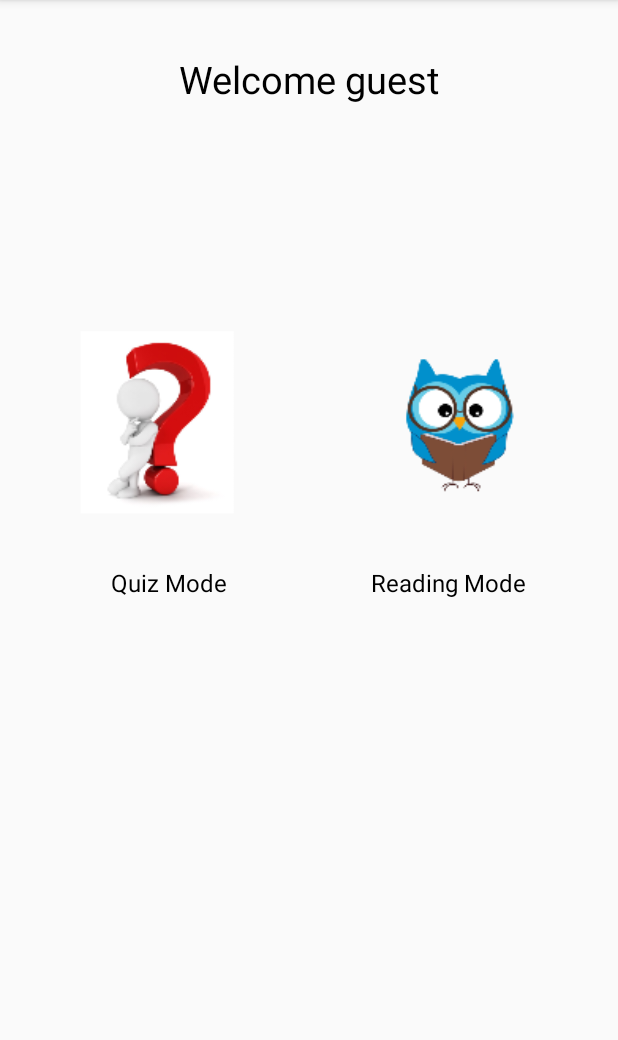
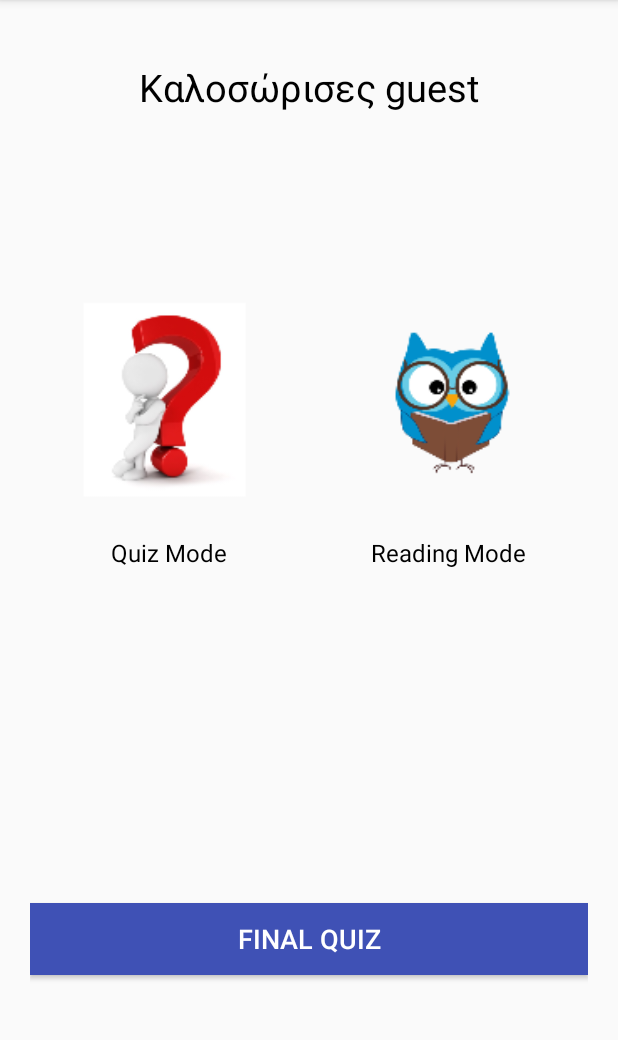
Before and after one commit to MMarnerou/PlayWithPlanetsApp, an Android app: the Modes screen opened directly, with no data from a screen before it, on a phone screen of 412 x 824 dp, the part 84-1124 px from its top. Run offline under Robolectric (Android 15) with nearby library versions, the phone set to English and light mode, and no system bars.

Commit message:
Final Quiz added to app

```diff
--- a/app/src/main/java/com/example/mariamarnerou/testapp/Modes.java
+++ b/app/src/main/java/com/example/mariamarnerou/testapp/Modes.java
@@ -1,9 +1,10 @@
 package com.example.mariamarnerou.testapp;
 
 import android.content.Intent;
+import android.os.Bundle;
 import android.support.v7.app.AppCompatActivity;
-import android.os.Bundle;
 import android.view.View;
+import android.widget.Button;
 import android.widget.ImageButton;
 import android.widget.TextView;
 
@@ -11,6 +12,7 @@ public class Modes extends AppCompatActivity {
     TextView txtUser;
     String username;
     ImageButton btnReading, btnQuiz;
+    Button btnFinal;
 
     @Override
     protected void onCreate(Bundle savedInstanceState) {
@@ -26,7 +28,7 @@ public class Modes extends AppCompatActivity {
         }
 
         txtUser = findViewById(R.id.welcome);
-        txtUser.setText("Welcome " + username);
+        txtUser.setText("Καλοσώρισες " + username);
         // End Welcome label
 
         btnReading = findViewById(R.id.readingBtn);
@@ -46,5 +48,14 @@ public class Modes extends AppCompatActivity {
                 startActivity(quizIntent);
             }
         });
+
+        btnFinal = findViewById(R.id.finalBtn);
+        btnFinal.setOnClickListener(new View.OnClickListener() {
+            @Override
+            public void onClick(View view) {
+                Intent quizIntent = new Intent(Modes.this, FinalQuiz.class);
+                startActivity(quizIntent);
+            }
+        });
     }
 }
--- a/app/src/main/java/com/example/mariamarnerou/testapp/NewAccount.java
+++ b/app/src/main/java/com/example/mariamarnerou/testapp/NewAccount.java
@@ -87,7 +87,5 @@ public class NewAccount extends AppCompatActivity {
     }
 
     private void verifyUsername(String usrnm) {//return 1 or 0 if the username exist or not in database
-
-
     }
 }
--- a/app/src/main/res/layout/activity_game_mode.xml
+++ b/app/src/main/res/layout/activity_game_mode.xml
@@ -95,8 +95,7 @@
             android:layout_width="0dp"
             android:layout_height="match_parent"
             android:layout_weight="1"
-            android:background="@mipmap/iliosimg"
-            android:onClick="planetChoice"/>
+            android:background="@mipmap/iliosimg" />
 
     </LinearLayout>
 
--- a/app/src/main/res/layout/activity_modes.xml
+++ b/app/src/main/res/layout/activity_modes.xml
@@ -3,30 +3,31 @@
     xmlns:tools="http://schemas.android.com/tools"
     android:layout_width="match_parent"
     android:layout_height="match_parent"
+    android:orientation="vertical"
     android:padding="20dp"
-    android:orientation="vertical"
     tools:context="com.example.mariamarnerou.testapp.Modes">
 
     <LinearLayout
         android:layout_width="match_parent"
         android:layout_height="match_parent"
-        android:layout_weight="3">
+        android:layout_weight="7">
 
         <TextView
             android:id="@+id/welcome"
             android:layout_width="match_parent"
-            android:layout_height="match_parent"
-            android:text="Welcome"
-            android:textSize="25dp"
-            android:paddingTop="15dp"
+            android:layout_height="wrap_content"
+            android:layout_marginTop="15dp"
+            android:paddingTop="5dp"
+            android:text="Καλωσόρισες "
+            android:textAlignment="center"
             android:textColor="#000"
-            android:textAlignment="center"/>
+            android:textSize="25dp" />
     </LinearLayout>
 
     <LinearLayout
         android:layout_width="match_parent"
         android:layout_height="match_parent"
-        android:layout_weight="1"
+        android:layout_weight="4"
         android:orientation="horizontal">
 
         <LinearLayout
@@ -38,21 +39,19 @@
             <ImageButton
                 android:id="@+id/guizBtn"
                 android:layout_width="match_parent"
-                android:layout_height="160dp"
-                android:layout_marginRight="15dp"
-                android:elevation="0dp"
-                android:layout_marginEnd="15dp"
+                android:layout_height="170dp"
+                android:layout_marginRight="5dp"
                 android:background="@mipmap/quiz_foreground" />
 
             <TextView
                 android:id="@+id/quiz"
-                android:paddingTop="15dp"
                 android:layout_width="match_parent"
                 android:layout_height="match_parent"
+                android:paddingTop="5dp"
                 android:text="Quiz Mode"
-                android:textSize="@dimen/fab_margin"
+                android:textAlignment="center"
                 android:textColor="#000"
-                android:textAlignment="center" />
+                android:textSize="@dimen/fab_margin" />
         </LinearLayout>
 
         <LinearLayout
@@ -64,22 +63,39 @@
             <ImageButton
                 android:id="@+id/readingBtn"
                 android:layout_width="match_parent"
-                android:layout_height="160dp"
-                android:layout_marginLeft="15dp"
-                android:elevation="0dp"
-                android:layout_marginStart="15dp"
+                android:layout_height="170dp"
+                android:layout_marginLeft="5dp"
                 android:background="@mipmap/reading_foreground" />
 
             <TextView
                 android:id="@+id/reading"
-                android:paddingTop="15dp"
                 android:layout_width="match_parent"
                 android:layout_height="match_parent"
-                android:textSize="@dimen/fab_margin"
+                android:paddingTop="5dp"
+                android:text="Reading Mode"
+                android:textAlignment="center"
                 android:textColor="#000"
-                android:text="Reading Mode"
-                android:textAlignment="center" />
+                android:textSize="@dimen/fab_margin" />
         </LinearLayout>
     </LinearLayout>
 
+    <LinearLayout
+        android:layout_width="match_parent"
+        android:layout_height="match_parent"
+        android:layout_weight="7"
+        android:orientation="horizontal">
+
+        <Button
+            android:id="@+id/finalBtn"
+            android:layout_width="match_parent"
+            android:layout_height="wrap_content"
+            android:layout_marginTop="15dp"
+            android:background="@color/colorPrimary"
+            android:text="Final Quiz"
+            android:textAlignment="center"
+            android:textColor="#ffffff"
+            android:textSize="18dp" />
+
+    </LinearLayout>
+
 </LinearLayout>
```
Also changed, not shown: app/src/main/java/com/example/mariamarnerou/testapp/FinalQuiz.java (+31 -21 lines), app/src/main/java/com/example/mariamarnerou/testapp/GameMode.java (+1 -47 lines), app/src/main/java/com/example/mariamarnerou/testapp/Login.java (+5 -10 lines), app/src/main/java/com/example/mariamarnerou/testapp/PlanetQuiz.java (+4 -4 lines), app/src/main/res/layout/activity_final_quiz.xml (+17 -12 lines).
